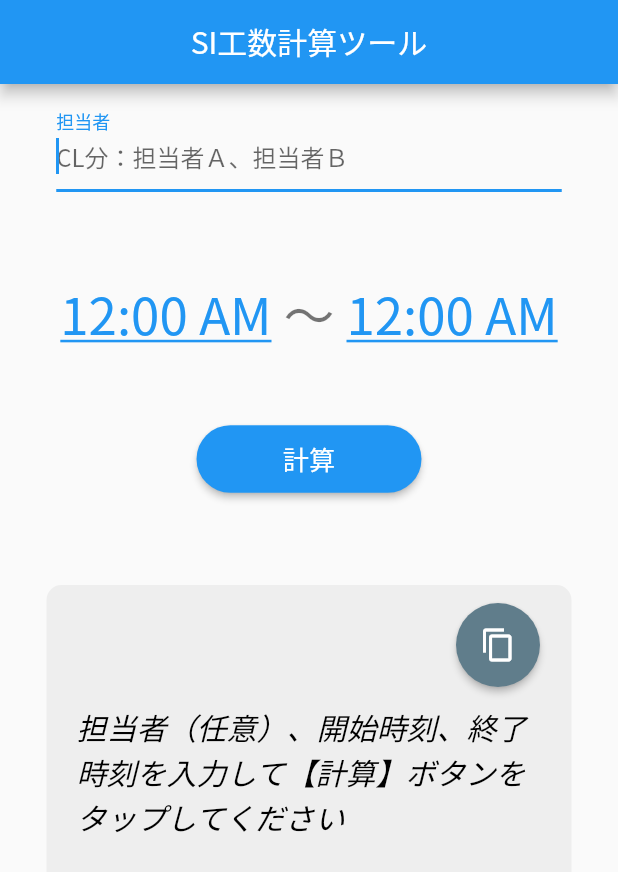
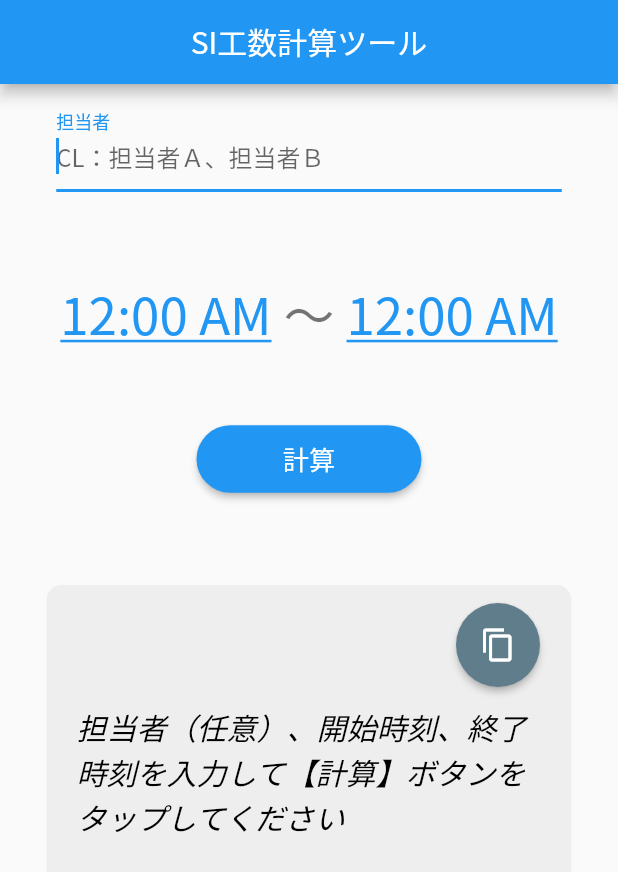
Before and after one commit to nozomi-koborinai/si-man-hour-calc-tool, a Flutter app: the screen it shows after launch, on a phone screen of 412 x 824 dp. Shown: the top 872 px of the screen. Run offline on Flutter 3.47's test engine with Material 2 defaults, Android fonts, the phone set to English and light mode, and no system bars; our stand-ins replace flutter_riverpod, freezed_annotation; missing offline and left inert: dart:html.

Commit message:
hintCaptionProviderの変更

```diff
--- a/lib/domain_layer/providers.dart
+++ b/lib/domain_layer/providers.dart
@@ -22,7 +22,7 @@ final startLabelProvider = Provider<String>((_) => 'SI開始時刻');
 final endLabelProvider = Provider<String>((_) => 'SI終了時刻');
 
 /// ヒントテキスト
-final hintTextProvider = Provider<String>((_) => 'CL分：担当者Ａ、担当者Ｂ');
+final hintTextProvider = Provider<String>((_) => 'CL：担当者Ａ、担当者Ｂ');
 
 /// ボタンキャプション
 final btnCaptionProvider = Provider<String>((_) => '計算');
```
